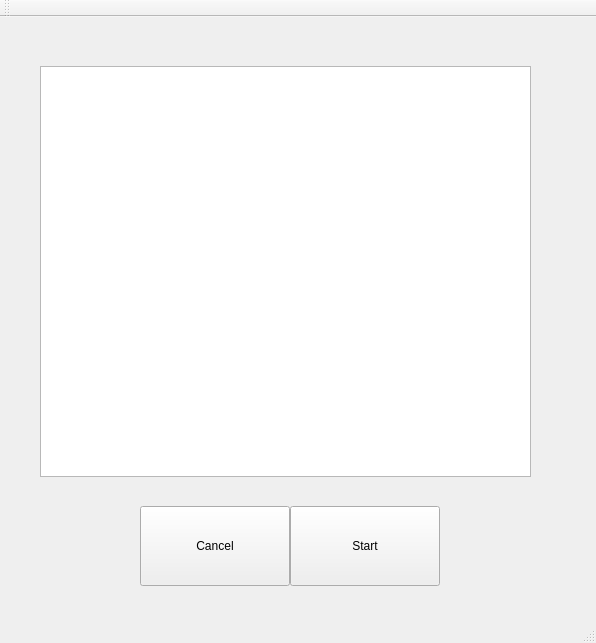
mcyprian/ICP_Othello, file gui/mainwindow.ui: the form before one commit.
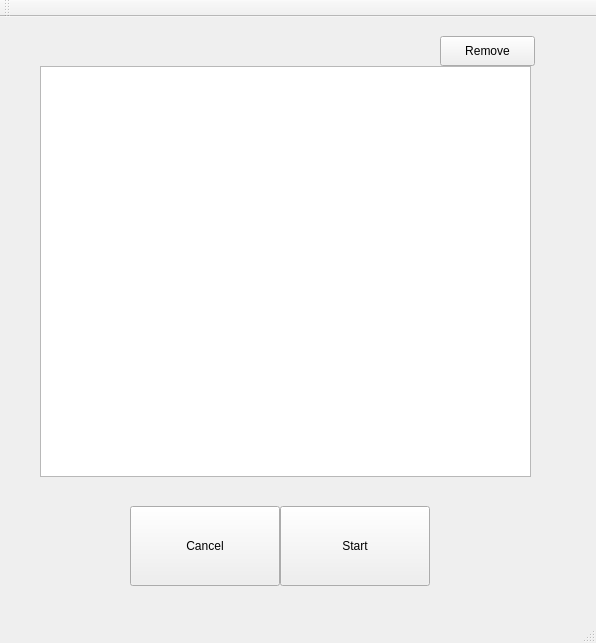
The form after the commit.

Commit message: Integrate removeGame to UIs

Diff of the .ui file:
```diff
--- a/gui/mainwindow.ui
+++ b/gui/mainwindow.ui
@@ -460,7 +460,7 @@
      <widget class="QPushButton" name="start_loaded">
       <property name="geometry">
        <rect>
-        <x>280</x>
+        <x>270</x>
         <y>470</y>
         <width>150</width>
         <height>80</height>
@@ -476,7 +476,7 @@
      <widget class="QPushButton" name="back2">
       <property name="geometry">
        <rect>
-        <x>130</x>
+        <x>120</x>
         <y>470</y>
         <width>150</width>
         <height>80</height>
@@ -489,6 +489,24 @@
        <string>Cancel</string>
       </property>
      </widget>
+     <widget class="QPushButton" name="remove_game">
+      <property name="geometry">
+       <rect>
+        <x>430</x>
+        <y>0</y>
+        <width>95</width>
+        <height>30</height>
+       </rect>
+      </property>
+      <property name="text">
+       <string>Remove</string>
+      </property>
+     </widget>
+     <zorder>listView</zorder>
+     <zorder>start_loaded</zorder>
+     <zorder>back2</zorder>
+     <zorder>remove_game</zorder>
+     <zorder>remove_game</zorder>
     </widget>
    </widget>
    <widget class="QWidget" name="layoutWidget">
```
Left out of the diff: 2 changed lines with no effect on the pictures. The commit also changes 7 other files.
